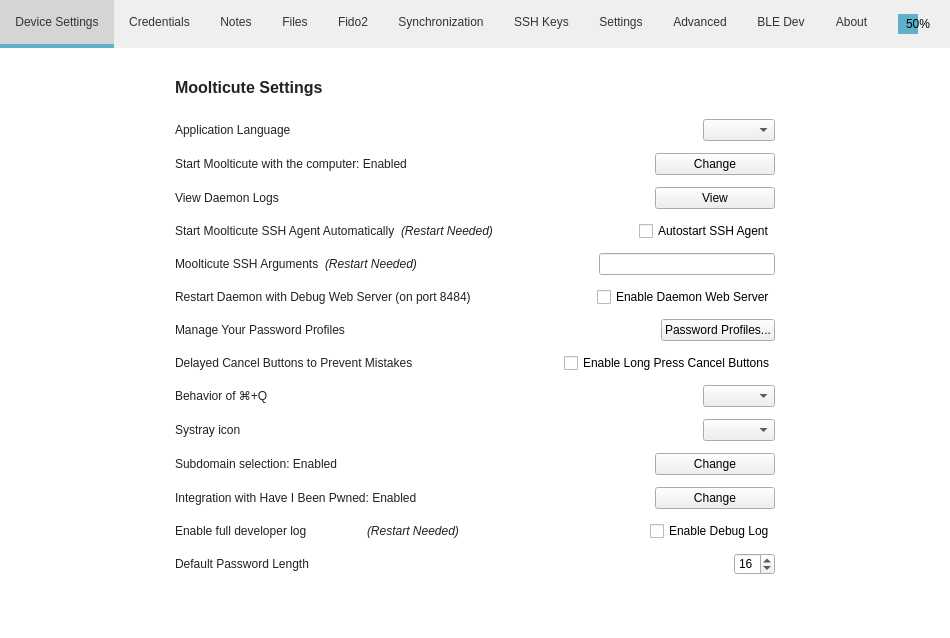
Qt form src/MainWindow.ui (mooltipass/moolticute) before a commit.
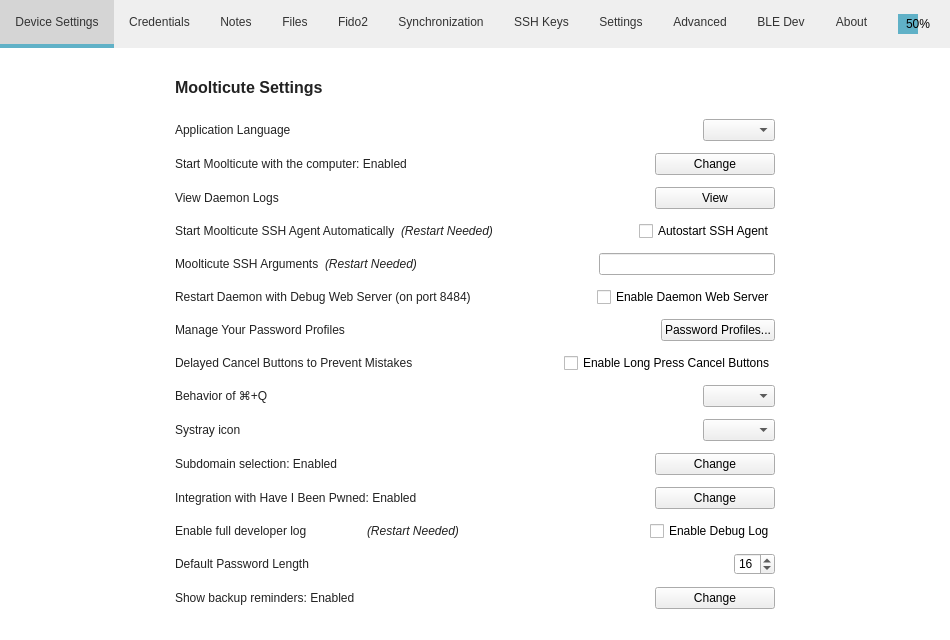
The same form after that commit. Icons and pictures are not drawn. Custom widgets are drawn as their Qt base class.

Commit message: adding UI element for backup reminders

Diff of the .ui file:
```diff
--- a/src/MainWindow.ui
+++ b/src/MainWindow.ui
@@ -4022,6 +4022,49 @@
               </item>
              </layout>
             </item>
+            <item>
+             <layout class="QHBoxLayout" name="horizontalLayout_65">
+              <item>
+               <widget class="QLabel" name="labelBackupReminders">
+                <property name="sizePolicy">
+                 <sizepolicy hsizetype="MinimumExpanding" vsizetype="Preferred">
+                  <horstretch>0</horstretch>
+                  <verstretch>0</verstretch>
+                 </sizepolicy>
+                </property>
+                <property name="text">
+                 <string>Show backup reminders: Enabled</string>
+                </property>
+               </widget>
+              </item>
+              <item>
+               <spacer name="horizontalSpacer_45">
+                <property name="orientation">
+                 <enum>Qt::Horizontal</enum>
+                </property>
+                <property name="sizeHint" stdset="0">
+                 <size>
+                  <width>40</width>
+                  <height>20</height>
+                 </size>
+                </property>
+               </spacer>
+              </item>
+              <item>
+               <widget class="QPushButton" name="pushButtonBackupReminders">
+                <property name="minimumSize">
+                 <size>
+                  <width>120</width>
+                  <height>0</height>
+                 </size>
+                </property>
+                <property name="text">
+                 <string>Change</string>
+                </property>
+               </widget>
+              </item>
+             </layout>
+            </item>
             <item>
              <spacer name="horizontalSpacer_44">
               <property name="orientation">
```
